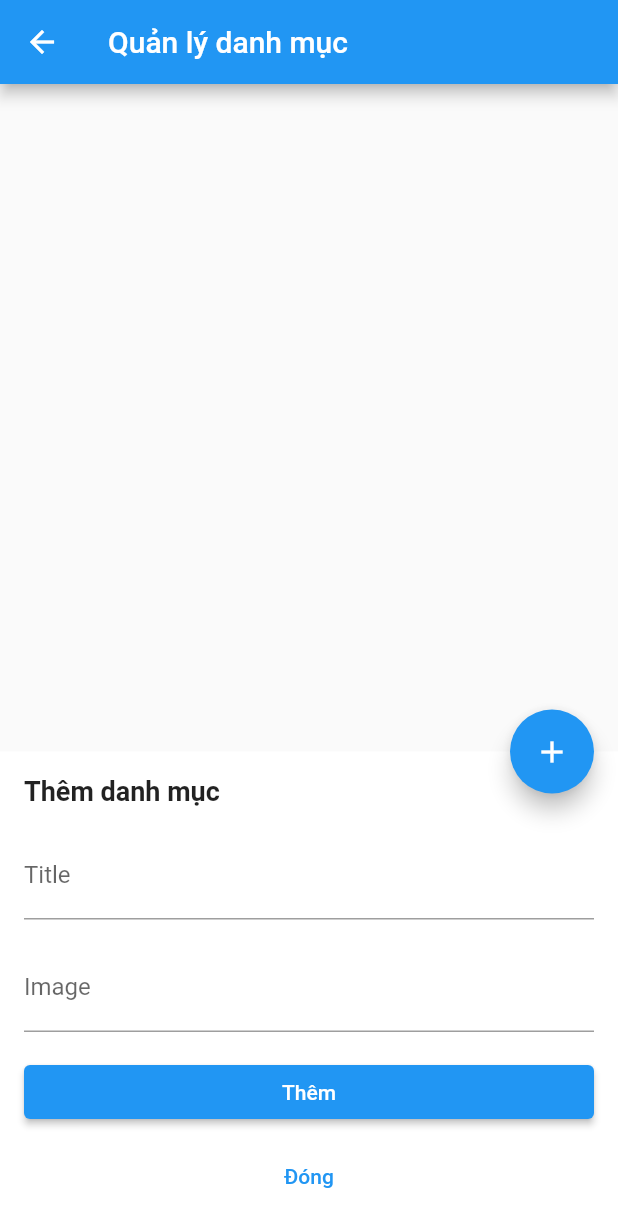
After one commit to Ngtinhs/TH_FLUTTER, a Flutter app: the ListCategoryPage screen opened by its route, after a tap on the "add" icon, after a tap on "Thêm", on a phone screen of 412 x 824 dp. The commit adds this screen. Shown: the top 1227 px of the screen. Run offline on Flutter 3.47's test engine with Material 2 defaults, Android fonts, the light colour scheme and no system bars; our stand-ins replace firebase_core, firebase_messaging, flutter_svg, fluttertoast, shared_preferences; accounts and stored records are empty; network calls fail.

Commit message:
Quản lý category

```diff
--- a/thuchanh/lib/Admin/adminpage.dart
+++ b/thuchanh/lib/Admin/adminpage.dart
@@ -1,3 +1,4 @@
+import 'package:demo/Admin/pages/list_cate_page.dart';
 import 'package:flutter/material.dart';
 import './pages/list_order_page.dart';
 import './pages/list_product_page.dart';
@@ -34,6 +35,12 @@ class AdminPage extends StatelessWidget {
               },
               child: Text("Quản lý đơn hàng"),
             ),
+            ElevatedButton(
+              onPressed: () {
+                Navigator.pushNamed(context, ListCategoryPage.routeName);
+              },
+              child: Text("Quản lý danh mục sp"),
+            ),
           ],
         ),
       ),
--- /dev/null
+++ b/thuchanh/lib/Admin/pages/list_cate_page.dart
@@ -0,0 +1,221 @@
+import 'package:flutter/material.dart';
+import 'package:http/http.dart' as http;
+import 'dart:convert';
+
+class ListCategoryPage extends StatefulWidget {
+  static String routeName = "/list_category_screen";
+
+  @override
+  _ListCategoryPageState createState() => _ListCategoryPageState();
+}
+
+class _ListCategoryPageState extends State<ListCategoryPage> {
+  List<dynamic> categories = [];
+  bool showModal = false;
+  String selectedId = '';
+  Map<String, dynamic> newCategory = {
+    'title': '',
+    'image': '',
+  };
+
+  @override
+  void initState() {
+    super.initState();
+    fetchCategories();
+  }
+
+  Future<void> fetchCategories() async {
+    final response =
+        await http.get(Uri.parse('http://192.168.15.109:8000/api/categories'));
+    if (response.statusCode == 200) {
+      final data = jsonDecode(response.body);
+      setState(() {
+        categories = data['categories'];
+      });
+    } else {
+      throw Exception('Failed to fetch categories');
+    }
+  }
+
+  void handleEdit(String id) {
+    final selectedCategory =
+        categories.firstWhere((category) => category['_id'] == id);
+    setState(() {
+      selectedId = id;
+      showModal = true;
+      newCategory['title'] = selectedCategory['title'];
+      newCategory['image'] = selectedCategory['image'];
+    });
+  }
+
+  void handleDelete(String id) {
+    final selectedCategory =
+        categories.firstWhere((category) => category['_id'] == id);
+    showDialog(
+      context: context,
+      builder: (BuildContext context) {
+        return AlertDialog(
+          title: Text('Xác nhận xóa danh mục'),
+          content: Text(
+              'Bạn có chắc chắn muốn xóa danh mục "${selectedCategory['title']}"?'),
+          actions: [
+            TextButton(
+              child: Text('Hủy'),
+              onPressed: () {
+                Navigator.of(context).pop();
+              },
+            ),
+            TextButton(
+              child: Text('Xóa'),
+              onPressed: () {
+                deleteCategory(selectedCategory['_id']);
+                Navigator.of(context).pop();
+              },
+            ),
+          ],
+        );
+      },
+    );
+  }
+
+  Future<void> addCategory() async {
+    final response = await http.post(
+        Uri.parse('http://192.168.15.109:8000/api/categories'),
+        body: newCategory);
+    if (response.statusCode == 201) {
+      final data = jsonDecode(response.body);
+      setState(() {
+        categories.add(data);
+      });
+      showToast('Thêm danh mục thành công');
+      closeModal();
+      fetchCategories();
+    } else {
+      showToast('Thêm danh mục thất bại');
+    }
+  }
+
+  Future<void> updateCategory() async {
+    final response = await http.put(
+        Uri.parse('http://192.168.15.109:8000/api/categories/$selectedId'),
+        body: newCategory);
+    if (response.statusCode == 200) {
+      final data = jsonDecode(response.body);
+      setState(() {
+        categories = categories
+            .map((category) => category['_id'] == selectedId ? data : category)
+            .toList();
+      });
+      showToast('Cập nhật danh mục thành công');
+      closeModal();
+      fetchCategories();
+    } else {
+      showToast('Cập nhật danh mục thất bại');
+    }
+  }
+
+  Future<void> deleteCategory(String id) async {
+    final response = await http
+        .delete(Uri.parse('http://192.168.15.109:8000/api/categories/$id'));
+    if (response.statusCode == 200) {
+      setState(() {
+        categories.removeWhere((category) => category['_id'] == id);
+      });
+      showToast('Xóa danh mục thành công');
+    } else {
+      showToast('Xóa danh mục thất bại');
+    }
+  }
+
+  void showToast(String message) {
+// Implement your preferred toast notification here
+// For example, you can use the Fluttertoast package
+// Fluttertoast.showToast(msg: message);
+  }
+
+  void closeModal() {
+    setState(() {
+      showModal = false;
+      selectedId = '';
+      newCategory['title'] = '';
+      newCategory['image'] = '';
+    });
+  }
+
+  @override
+  Widget build(BuildContext context) {
+    return Scaffold(
+      appBar: AppBar(
+        title: Text("Quản lý danh mục"),
+      ),
+      body: ListView.builder(
+        itemCount: categories.length,
+        itemBuilder: (context, index) {
+          final category = categories[index];
+          return ListTile(
+            title: Text("ID: ${category['_id']}"),
+            subtitle: Text(
+                "Title: ${category['title']}\nImage: ${category['image']}"),
+            trailing: Row(
+              mainAxisSize: MainAxisSize.min,
+              children: [
+                IconButton(
+                  icon: Icon(Icons.edit),
+                  onPressed: () => handleEdit(category['_id']),
+                ),
+                IconButton(
+                  icon: Icon(Icons.delete),
+                  onPressed: () => handleDelete(category['_id']),
+                ),
+              ],
+            ),
+          );
+        },
+      ),
+      floatingActionButton: FloatingActionButton(
+        onPressed: () => setState(() => showModal = true),
+        child: Icon(Icons.add),
+      ),
+      bottomSheet: showModal ? buildCategoryForm() : null,
+    );
+  }
+
+  Widget buildCategoryForm() {
+    return Container(
+      padding: EdgeInsets.all(16.0),
+      color: Colors.white,
+      child: Column(
+        crossAxisAlignment: CrossAxisAlignment.stretch,
+        mainAxisSize: MainAxisSize.min,
+        children: [
+          Text(
+            selectedId.isNotEmpty ? 'Sửa thông tin danh mục' : 'Thêm danh mục',
+            style: TextStyle(fontSize: 18.0, fontWeight: FontWeight.bold),
+          ),
+          SizedBox(height: 16.0),
+          TextField(
+            decoration: InputDecoration(labelText: 'Title'),
+            onChanged: (value) => newCategory['title'] = value,
+            controller: TextEditingController(text: newCategory['title']),
+          ),
+          SizedBox(height: 16.0),
+          TextField(
+            decoration: InputDecoration(labelText: 'Image'),
+            onChanged: (value) => newCategory['image'] = value,
+            controller: TextEditingController(text: newCategory['image']),
+          ),
+          SizedBox(height: 16.0),
+          ElevatedButton(
+            onPressed: selectedId.isNotEmpty ? updateCategory : addCategory,
+            child: Text(selectedId.isNotEmpty ? 'Lưu' : 'Thêm'),
+          ),
+          SizedBox(height: 8.0),
+          TextButton(
+            onPressed: closeModal,
+            child: Text('Đóng'),
+          ),
+        ],
+      ),
+    );
+  }
+}
--- a/thuchanh/lib/routes.dart
+++ b/thuchanh/lib/routes.dart
@@ -10,6 +10,7 @@ import 'Admin/adminpage.dart';
 import './Admin/pages/list_user_page.dart';
 import './Admin/pages/list_product_page.dart';
 import './Admin/pages/list_order_page.dart';
+import 'package:demo/Admin/pages/list_cate_page.dart';
 
 final Map<String, WidgetBuilder> routes = {
   SplashPage.routeName: (context) => SplashPage(),
@@ -23,4 +24,5 @@ final Map<String, WidgetBuilder> routes = {
   ListUserPage.routeName: (context) => ListUserPage(),
   FoodList.routeName: (context) => FoodList(),
   ListOrderPage.routeName: (context) => ListOrderPage(),
+  ListCategoryPage.routeName: (context) => ListCategoryPage(),
 };
```
